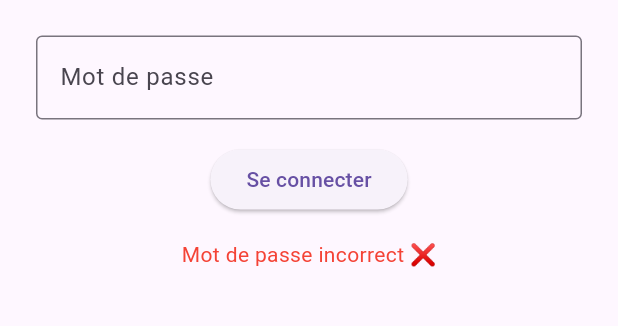
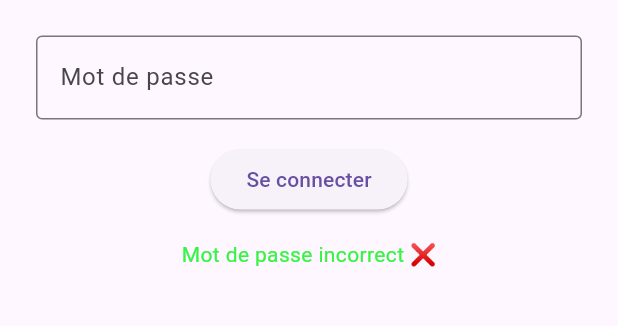
Before and after one commit to Idriss-rayan/chat.nodejs, a Flutter app: the screen it shows after launch, after a tap on "Se connecter", on a phone screen of 412 x 824 dp, the part 518-844 px from its top. Run offline on Flutter 3.47's test engine with Material 3 defaults, Android fonts, the phone set to English and light mode, and no system bars.

Commit message:
new file is added

```diff
--- a/lib/loginpage.dart
+++ b/lib/loginpage.dart
@@ -57,7 +57,9 @@ class _LoginPageState extends State<LoginPage> {
                   child: const Text('Se connecter'),
                 ),
                 const SizedBox(height: 16),
-                Text(_message, style: TextStyle(color: Colors.red)),
+                Text(_message,
+                    style: TextStyle(
+                        color: const Color.fromARGB(255, 54, 244, 67))),
               ],
             ),
           ),
```
Also changed, not shown: lib/models/user.dart (added), lib/services/api_service.dart (added).
